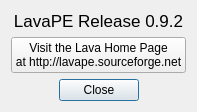
Before: the Qt Designer form lavape/src/LavaBase/idd_aboutbox.ui in berkus/lavape, drawn with Qt 5.
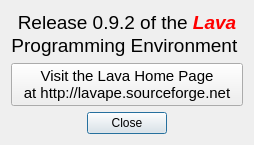
After: the same form once the commit is applied.

Commit message: about box, release notes  improved

What changed in the file:
```diff
--- a/lavape/src/LavaBase/idd_aboutbox.ui
+++ b/lavape/src/LavaBase/idd_aboutbox.ui
@@ -6,8 +6,8 @@
    <rect>
     <x>0</x>
     <y>0</y>
-    <width>257</width>
-    <height>148</height>
+    <width>312</width>
+    <height>188</height>
    </rect>
   </property>
   <property name="windowTitle">
@@ -35,16 +35,19 @@
       <string>&lt;!DOCTYPE HTML PUBLIC &quot;-//W3C//DTD HTML 4.0//EN&quot; &quot;http://www.w3.org/TR/REC-html40/strict.dtd&quot;&gt;
 &lt;html&gt;&lt;head&gt;&lt;meta name=&quot;qrichtext&quot; content=&quot;1&quot; /&gt;&lt;style type=&quot;text/css&quot;&gt;
 p, li { white-space: pre-wrap; }
-&lt;/style&gt;&lt;/head&gt;&lt;body style=&quot; font-family:'Lucida Grande'; font-size:13pt; font-weight:400; font-style:normal;&quot;&gt;
-&lt;p align=&quot;center&quot; style=&quot; margin-top:0px; margin-bottom:0px; margin-left:0px; margin-right:0px; -qt-block-indent:0; text-indent:0px;&quot;&gt;LavaPE Release 0.9.2&lt;/p&gt;&lt;/body&gt;&lt;/html&gt;</string>
-     </property>
-     <property name="textFormat">
-      <enum>Qt::RichText</enum>
+&lt;/style&gt;&lt;/head&gt;&lt;body style=&quot; font-family:'MS Shell Dlg 2'; font-size:8.25pt; font-weight:400; font-style:normal;&quot;&gt;
+&lt;p align=&quot;center&quot; style=&quot; margin-top:0px; margin-bottom:0px; margin-left:0px; margin-right:0px; -qt-block-indent:0; text-indent:0px;&quot;&gt;&lt;span style=&quot; font-family:'Lucida Grande'; font-size:14pt;&quot;&gt;Release 0.9.2 of the &lt;/span&gt;&lt;span style=&quot; font-family:'Lucida Grande'; font-size:14pt; font-weight:600; font-style:italic; color:#ff0000;&quot;&gt;Lava&lt;/span&gt;&lt;/p&gt;
+&lt;p align=&quot;center&quot; style=&quot; margin-top:0px; margin-bottom:0px; margin-left:0px; margin-right:0px; -qt-block-indent:0; text-indent:0px;&quot;&gt;&lt;span style=&quot; font-family:'Lucida Grande'; font-size:14pt;&quot;&gt;Programming Environment &lt;/span&gt;&lt;/p&gt;&lt;/body&gt;&lt;/html&gt;</string>
      </property>
     </widget>
    </item>
    <item>
     <widget class="QPushButton" name="LavaHomePage">
+     <property name="font">
+      <font>
+       <pointsize>11</pointsize>
+      </font>
+     </property>
      <property name="cursor">
       <cursorShape>PointingHandCursor</cursorShape>
      </property>
@@ -52,6 +55,9 @@
       <string>Visit the Lava Home Page
 at http://lavape.sourceforge.net</string>
      </property>
+     <property name="flat">
+      <bool>false</bool>
+     </property>
     </widget>
    </item>
    <item>
```
The commit also changes 1 other file.
